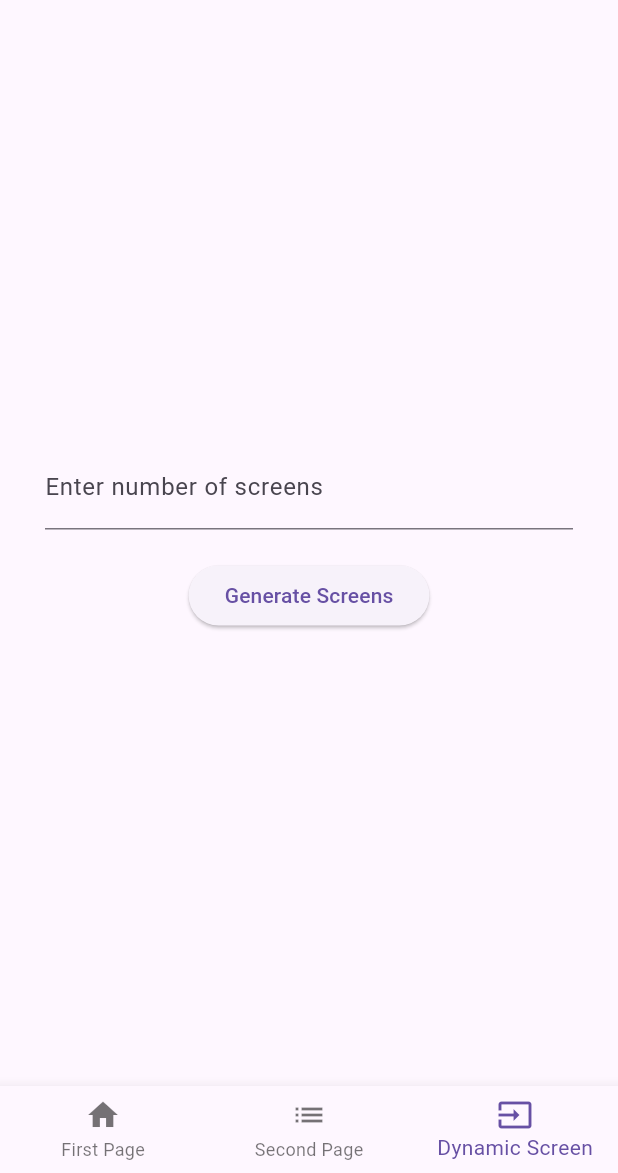
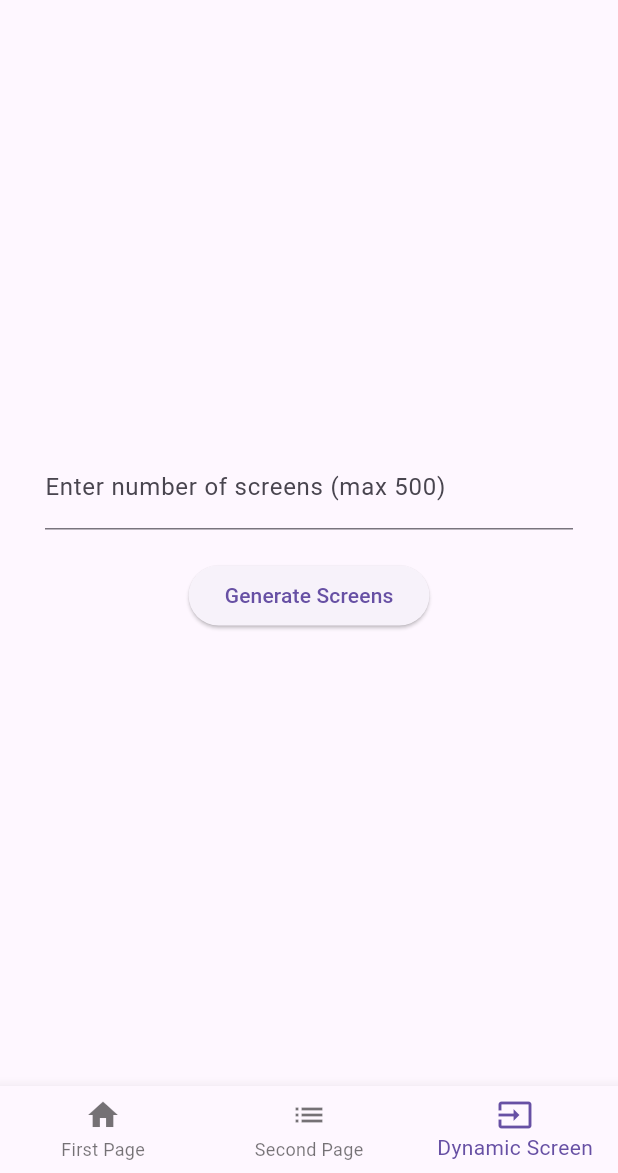
Before and after one commit to AryoKM/Semester3, a Flutter app: the screen it shows after launch, item 3 of the bottom bar chosen, on a phone screen of 412 x 824 dp, the part 63-1236 px from its top. Run offline on Flutter 3.47's test engine with Material 3 defaults, Android fonts, the phone set to English and light mode, and no system bars; our stand-ins replace flutter_colorpicker, get, lottie; project files that could hold a hidden picture were left out.

Commit message:
Update main.dart

```diff
--- a/session5_assignments_navigation/lib/main.dart
+++ b/session5_assignments_navigation/lib/main.dart
@@ -121,6 +121,9 @@ class _InputScreenState extends State<InputScreen> {
 
   void _generateScreens() {
     int count = int.tryParse(_controller.text) ?? 0;
+    if (count > 500) { // supaya tidak lag kalau terlalu banyak
+      count = 500;
+    }
     setState(() {
       _generatedScreens = List<int>.generate(count, (i) => i + 1);
     });
@@ -137,7 +140,7 @@ class _InputScreenState extends State<InputScreen> {
             child: TextField(
               controller: _controller,
               keyboardType: TextInputType.number,
-              decoration: const InputDecoration(labelText: 'Enter number of screens'),
+              decoration: const InputDecoration(labelText: 'Enter number of screens (max 500)'),
             ),
           ),
           const SizedBox(height: 20),
```
